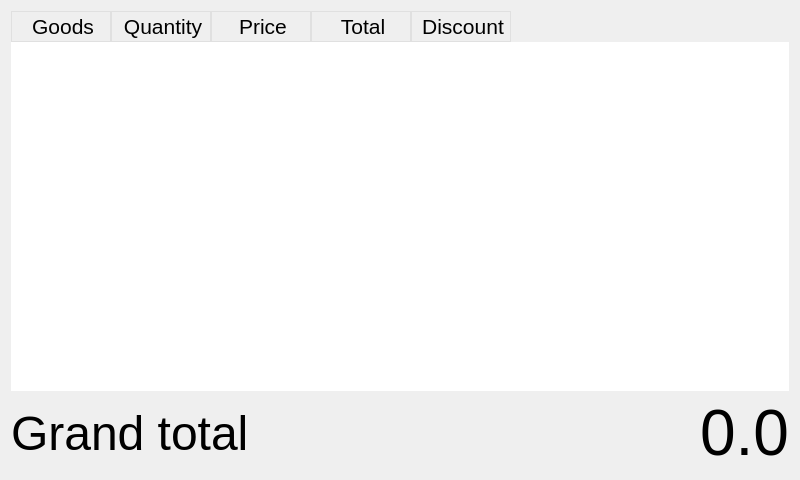
The window that Shop/wcustomerdisplay.ui (End1-1/Cafe5) describes before a commit, drawn with Qt 5.
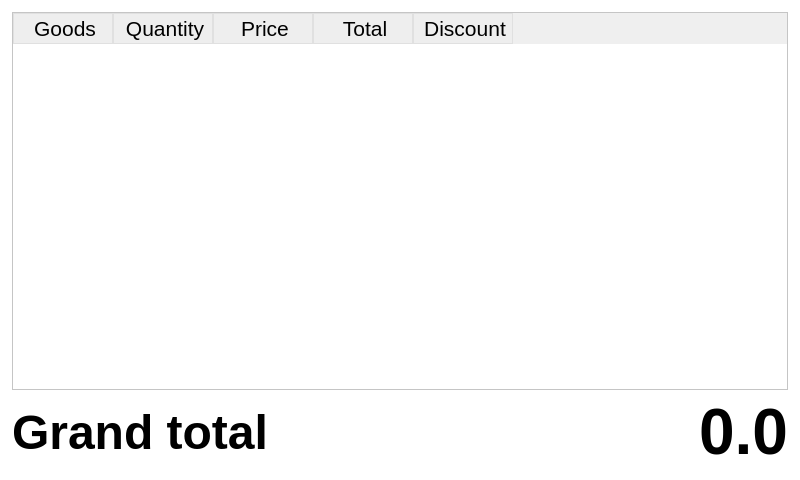
The same window after the commit.

The edit to the form file:
```diff
--- a/Shop/wcustomerdisplay.ui
+++ b/Shop/wcustomerdisplay.ui
@@ -10,61 +10,52 @@
     <height>480</height>
    </rect>
   </property>
-  <property name="sizePolicy">
-   <sizepolicy hsizetype="Fixed" vsizetype="Fixed">
-    <horstretch>0</horstretch>
-    <verstretch>0</verstretch>
-   </sizepolicy>
-  </property>
   <property name="windowTitle">
-   <string>Form</string>
-  </property>
-  <layout class="QVBoxLayout" name="verticalLayout">
-   <item>
-    <widget class="QWidget" name="WCustomerDisplayWidget" native="true">
-     <layout class="QVBoxLayout" name="verticalLayout_2">
-      <property name="leftMargin">
-       <number>0</number>
-      </property>
-      <property name="topMargin">
-       <number>0</number>
-      </property>
-      <property name="rightMargin">
-       <number>0</number>
-      </property>
-      <property name="bottomMargin">
-       <number>0</number>
-      </property>
-      <item>
-       <widget class="QTableWidget" name="tbl">
-        <property name="font">
-         <font>
-          <weight>75</weight>
-          <bold>true</bold>
-         </font>
+   <string>Customer display</string>
         </property>
         <property name="styleSheet">
-         <string notr="true">QHeaderView::section 
-{
-    background-color: transparent;
-    color: black;
+   <string notr="true">QWidget#WCustomerDisplay {
+    background-color: #ffffff;
+    color: #000000;
+}
+QTableWidget {
+    background-color: #ffffff;
+    color: #000000;
+    font-size: 18pt;
+    gridline-color: #cccccc;
+}
+QHeaderView::section {
+    background-color: #eeeeee;
+    color: #000000;
     font: 16pt;
     padding-left: 4px;
     border: 1px solid #e0e0e0;
+}
+QLabel {
+    color: #000000;
 }</string>
         </property>
-        <property name="frameShape">
-         <enum>QFrame::NoFrame</enum>
-        </property>
+  <layout class="QVBoxLayout" name="verticalLayout">
+   <property name="leftMargin">
+    <number>12</number>
+   </property>
+   <property name="topMargin">
+    <number>12</number>
+   </property>
+   <property name="rightMargin">
+    <number>12</number>
+   </property>
+   <property name="bottomMargin">
+    <number>12</number>
+   </property>
+   <item>
+    <widget class="QTableWidget" name="tbl">
         <property name="editTriggers">
          <set>QAbstractItemView::NoEditTriggers</set>
         </property>
         <property name="selectionMode">
          <enum>QAbstractItemView::NoSelection</enum>
         </property>
-        <property name="gridStyle">
-         <enum>Qt::NoPen</enum>
-        </property>
         <property name="cornerButtonEnabled">
          <bool>false</bool>
         </property>
@@ -99,24 +90,11 @@
        </widget>
       </item>
       <item>
-       <widget class="QWidget" name="widget_2" native="true">
         <layout class="QHBoxLayout" name="horizontalLayout">
-         <property name="leftMargin">
-          <number>0</number>
-         </property>
-         <property name="topMargin">
-          <number>0</number>
-         </property>
-         <property name="rightMargin">
-          <number>0</number>
-         </property>
-         <property name="bottomMargin">
-          <number>0</number>
-         </property>
          <item>
           <widget class="QLabel" name="lbTotalText">
            <property name="styleSheet">
-            <string notr="true">font: 70 36pt ;</string>
+        <string notr="true">font: bold 36pt;</string>
            </property>
            <property name="text">
             <string>Grand total</string>
@@ -133,7 +111,7 @@
            </property>
            <property name="sizeHint" stdset="0">
             <size>
-             <width>134</width>
+         <width>40</width>
              <height>20</height>
             </size>
            </property>
@@ -141,16 +119,8 @@
          </item>
          <item>
           <widget class="QLabel" name="lbAmount">
-           <property name="font">
-            <font>
-             <pointsize>48</pointsize>
-             <weight>9</weight>
-             <italic>false</italic>
-             <bold>false</bold>
-            </font>
-           </property>
            <property name="styleSheet">
-            <string notr="true">font: 75 48pt ;</string>
+        <string notr="true">font: bold 48pt;</string>
            </property>
            <property name="text">
             <string>0.0</string>
@@ -161,10 +131,6 @@
           </widget>
          </item>
         </layout>
-       </widget>
-      </item>
-     </layout>
-    </widget>
    </item>
   </layout>
  </widget>
```
Left out of the diff: 9 changed lines with no effect on the pictures. Lines whose indentation alone changed are shown as unchanged.
